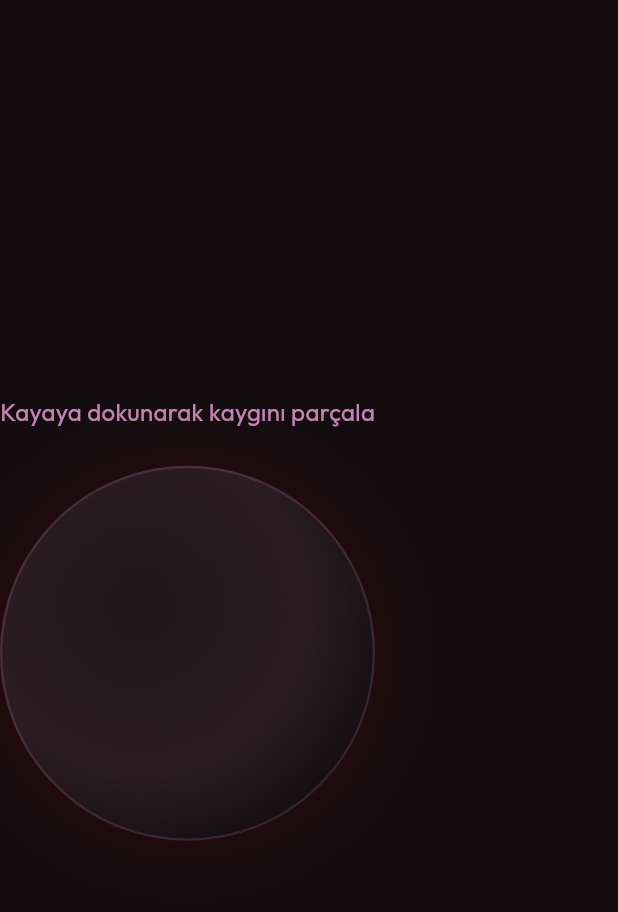
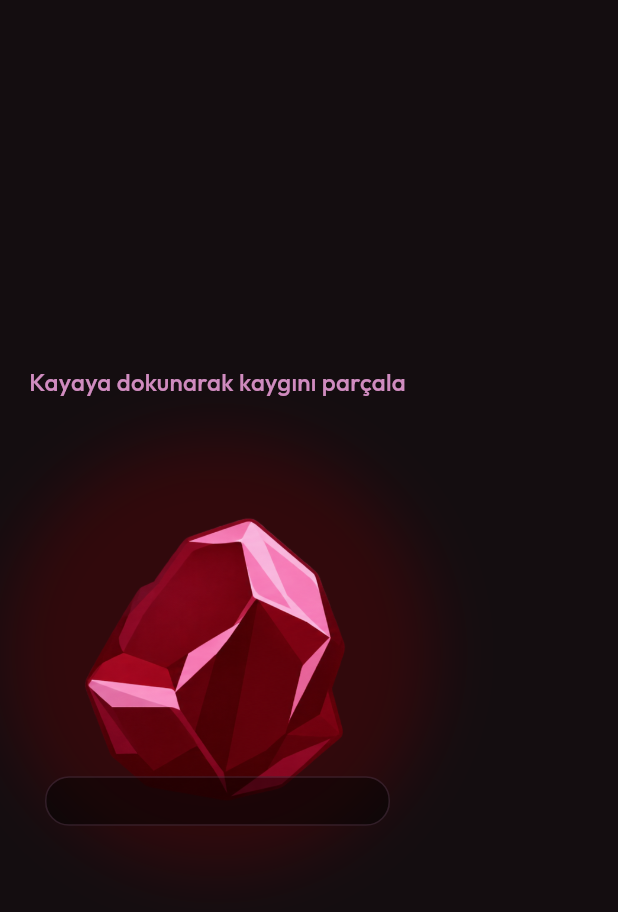
Before and after one commit to zehratuncer/Tranquilo, a Flutter app: the InteractiveRockWidget widget shown alone on an empty page, opened directly with empty values, on a phone screen of 412 x 824 dp. Shown: the top 912 px of the screen. Run offline on Flutter 3.47's test engine with Material 3 defaults, Android fonts, the phone set to English and light mode, and no system bars; drawn by our look-alikes of flutter_animate; our stand-ins replace flutter_riverpod, google_fonts, hive_flutter, supabase_flutter, vibration; accounts and stored records are empty.

Commit message:
feat: implement 4-stage rock breaking sprites with custom visual effects and hardware vibration

```diff
--- a/lib/features/session/widgets/interactive_rock_widget.dart
+++ b/lib/features/session/widgets/interactive_rock_widget.dart
@@ -1,8 +1,8 @@
 import 'package:flutter/material.dart';
 import 'package:flutter/services.dart';
 import 'package:flutter_animate/flutter_animate.dart';
+import 'package:vibration/vibration.dart';
 import '../../../core/theme/app_colors.dart';
-import 'crack_painter.dart';
 
 class InteractiveRockWidget extends StatefulWidget {
   final String worryText;
@@ -18,138 +18,211 @@ class InteractiveRockWidget extends StatefulWidget {
   State<InteractiveRockWidget> createState() => _InteractiveRockWidgetState();
 }
 
-class _InteractiveRockWidgetState extends State<InteractiveRockWidget> {
-  int _hitCount = 0;
-  static const int _maxHits = 4;
-  bool _isBroken = false;
+class _InteractiveRockWidgetState extends State<InteractiveRockWidget>
+    with SingleTickerProviderStateMixin {
+  /// Aşama 1: Sağlam Kaya (rock_stage_1)
+  /// Aşama 2: İlk Çatlak (rock_stage_2)
+  /// Aşama 3: Derin Kırılma (rock_stage_3)
+  /// Aşama 4: Parçalanma (rock_stage_4)
+  int _currentStage = 1;
+  bool _isFinalStageReached = false;
   double _scale = 1.0;
+  bool _showImpactFlash = false;
+
+  final List<String> _rockImages = [
+    'assets/images/rock_stage_1.png',
+    'assets/images/rock_stage_2.png',
+    'assets/images/rock_stage_3.png',
+    'assets/images/rock_stage_4.png',
+  ];
+
+  Future<void> _triggerVibration(int stage) async {
+    // 1. Standart Sistem Haptic Geri Bildirimi
+    if (stage == 4) {
+      HapticFeedback.heavyImpact();
+    } else {
+      HapticFeedback.mediumImpact();
+    }
+
+    // 2. Android Donanımsal Titreşim Motoru (Vibrator Service)
+    try {
+      final hasVibrator = await Vibration.hasVibrator();
+      if (hasVibrator == true) {
+        if (stage == 1 || stage == 2) {
+          Vibration.vibrate(duration: 45, amplitude: 140);
+        } else if (stage == 3) {
+          Vibration.vibrate(duration: 80, amplitude: 200);
+        } else if (stage == 4) {
+          // Son parçalanmada çift darbeli güçlü titreşim
+          Vibration.vibrate(pattern: [0, 90, 50, 150], intensities: [0, 220, 0, 255]);
+        }
+      }
+    } catch (_) {
+      // Donanım desteklemezse sessizce haptic ile devam eder
+    }
+  }
 
   void _onTapRock() {
-    if (_isBroken) return;
+    if (_isFinalStageReached) return;
 
-    // Dokunsal geri bildirim (Haptic Feedback)
-    HapticFeedback.mediumImpact();
+    final nextStage = _currentStage + 1;
+    _triggerVibration(nextStage);
 
     setState(() {
-      _hitCount++;
-      _scale = 0.94; // Vuruş esnasında hafif basılma efekti
+      _scale = 0.92;
+      _showImpactFlash = true;
+      _currentStage = nextStage;
     });
 
-    Future.delayed(const Duration(milliseconds: 90), () {
+    // Basılma ve parlama animasyonu sıfırlama
+    Future.delayed(const Duration(milliseconds: 120), () {
       if (mounted) {
-        setState(() => _scale = 1.0);
+        setState(() {
+          _scale = 1.0;
+          _showImpactFlash = false;
+        });
       }
     });
 
-    if (_hitCount >= _maxHits) {
-      setState(() => _isBroken = true);
-      HapticFeedback.heavyImpact();
-      Future.delayed(const Duration(milliseconds: 350), () {
-        widget.onRockBroken();
+    // Son aşamaya (Fotoğraf 4) ulaşıldığında kısa süre göster ve soru akışına geç
+    if (_currentStage >= 4) {
+      setState(() => _isFinalStageReached = true);
+      Future.delayed(const Duration(milliseconds: 650), () {
+        if (mounted) {
+          widget.onRockBroken();
+        }
       });
     }
   }
 
   @override
   Widget build(BuildContext context) {
+    final imageIndex = (_currentStage - 1).clamp(0, 3);
+    final remainingHits = 4 - _currentStage;
+
     return Column(
       mainAxisAlignment: MainAxisAlignment.center,
       children: [
         // Kullanıcıya dokunma yönlendirmesi
         AnimatedOpacity(
-          opacity: _isBroken ? 0.0 : 1.0,
+          opacity: _isFinalStageReached ? 0.0 : 1.0,
           duration: const Duration(milliseconds: 250),
           child: Padding(
             padding: const EdgeInsets.only(bottom: 24.0),
             child: Text(
-              _hitCount == 0
+              _currentStage == 1
                   ? 'Kayaya dokunarak kaygını parçala'
-                  : 'Dokunmaya devam et (${_maxHits - _hitCount})',
+                  : 'Dokunmaya devam et ($remainingHits)',
               style: TextStyle(
-                color: AppColors.pink.withValues(alpha: 0.8),
+                color: AppColors.pink.withValues(alpha: 0.85),
                 fontSize: 16,
+                fontWeight: FontWeight.w500,
                 letterSpacing: 0.2,
               ),
             ),
           ),
         ),
 
-        // Kaya ve Çatlak Animasyon Alanı
+        // Kaya ve Çatlama Efekti Alanı
         GestureDetector(
           onTap: _onTapRock,
           child: AnimatedScale(
             scale: _scale,
-            duration: const Duration(milliseconds: 90),
+            duration: const Duration(milliseconds: 110),
             curve: Curves.easeOutCubic,
             child: Stack(
               alignment: Alignment.center,
               children: [
-                // Kaya Gövdesi
+                // Arka plandaki derin pembe/bordo parlama (Glow)
                 Container(
-                  width: 250,
-                  height: 250,
+                  width: 280,
+                  height: 280,
                   decoration: BoxDecoration(
-                    color: AppColors.darkRock,
-                    borderRadius: BorderRadius.circular(125),
-                    gradient: RadialGradient(
-                      center: const Alignment(-0.25, -0.25),
-                      radius: 0.9,
-                      colors: [
-                        AppColors.darkSurface,
-                        AppColors.darkRock,
-                        Colors.black.withValues(alpha: 0.95),
-                      ],
-                    ),
+                    shape: BoxShape.circle,
                     boxShadow: [
                       BoxShadow(
-                        color: AppColors.burgundy.withValues(alpha: 0.25),
-                        blurRadius: 32,
-                        spreadRadius: 4,
+                        color: _showImpactFlash
+                            ? AppColors.pink.withValues(alpha: 0.55)
+                            : AppColors.burgundy.withValues(alpha: 0.3),
+                        blurRadius: _showImpactFlash ? 50 : 36,
+                        spreadRadius: _showImpactFlash ? 14 : 4,
                       ),
                     ],
-                    border: Border.all(
-                      color: AppColors.pink.withValues(alpha: 0.15),
-                      width: 1.5,
-                    ),
                   ),
-                  child: Center(
-                    child: Padding(
-                      padding: const EdgeInsets.all(28.0),
-                      child: Text(
-                        widget.worryText,
-                        textAlign: TextAlign.center,
-                        maxLines: 4,
-                        overflow: TextOverflow.ellipsis,
-                        style: TextStyle(
-                          color: AppColors.darkTextSecondary.withValues(alpha: 0.65),
-                          fontSize: 15,
-                          fontStyle: FontStyle.italic,
-                          height: 1.4,
+                ),
+
+                // Gerçek Kaya Görselleri Geçişi (Sprite Transition)
+                AnimatedSwitcher(
+                  duration: const Duration(milliseconds: 220),
+                  transitionBuilder: (child, animation) {
+                    return ScaleTransition(
+                      scale: Tween<double>(begin: 0.94, end: 1.0).animate(
+                        CurvedAnimation(parent: animation, curve: Curves.easeOutBack),
+                      ),
+                      child: FadeTransition(opacity: animation, child: child),
+                    );
+                  },
+                  child: Image.asset(
+                    _rockImages[imageIndex],
+                    key: ValueKey('rock_image_$imageIndex'),
+                    width: 290,
+                    height: 290,
+                    fit: BoxFit.contain,
+                  ),
+                ),
+
+                // Vuruş Anındaki Işık / Darbe Efekti
+                if (_showImpactFlash)
+                  Positioned.fill(
+                    child: Container(
+                      decoration: BoxDecoration(
+                        shape: BoxShape.circle,
+                        gradient: RadialGradient(
+                          colors: [
+                            Colors.white.withValues(alpha: 0.45),
+                            AppColors.pink.withValues(alpha: 0.2),
+                            Colors.transparent,
+                          ],
                         ),
                       ),
                     ),
                   ),
-                ),
 
-                // Çatlaklar Katmanı
-                SizedBox(
-                  width: 250,
-                  height: 250,
-                  child: CustomPaint(
-                    painter: CrackPainter(
-                      hitCount: _hitCount,
-                      crackColor: AppColors.pink.withValues(alpha: 0.85),
+                // Kaygının sembolik metni (Kayanın merkezinde)
+                if (_currentStage < 4)
+                  Positioned(
+                    bottom: 30,
+                    child: Container(
+                      width: 230,
+                      padding: const EdgeInsets.symmetric(horizontal: 14, vertical: 6),
+                      decoration: BoxDecoration(
+                        color: Colors.black.withValues(alpha: 0.45),
+                        borderRadius: BorderRadius.circular(16),
+                        border: Border.all(
+                          color: AppColors.pink.withValues(alpha: 0.15),
+                        ),
+                      ),
+                      child: Text(
+                        widget.worryText,
+                        textAlign: TextAlign.center,
+                        maxLines: 2,
+                        overflow: TextOverflow.ellipsis,
+                        style: TextStyle(
+                          color: AppColors.darkTextPrimary.withValues(alpha: 0.85),
+                          fontSize: 13,
+                          fontStyle: FontStyle.italic,
+                        ),
+                      ),
                     ),
                   ),
-                ),
               ],
             ),
           ),
         )
-            .animate(target: _isBroken ? 1 : 0)
-            .shake(duration: 350.ms, hz: 6)
-            .scaleXY(end: 1.15, duration: 250.ms)
-            .fadeOut(duration: 250.ms),
+            .animate(target: _isFinalStageReached ? 1 : 0)
+            .shake(duration: 400.ms, hz: 7)
+            .scaleXY(end: 1.08, duration: 300.ms)
+            .fadeOut(duration: 350.ms),
       ],
     );
   }
--- a/pubspec.yaml
+++ b/pubspec.yaml
@@ -42,6 +42,7 @@ dependencies:
   flutter_animate: ^4.5.2
   haptic_feedback: ^0.6.5
   url_launcher: ^6.3.3
+  vibration: ^3.2.1
 
 dev_dependencies:
   flutter_test:
@@ -65,6 +66,10 @@ flutter:
   # included with your application, so that you can use the icons in
   # the material Icons class.
   uses-material-design: true
+
+  assets:
+    - assets/images/
+    - assets/icon/
 
   # To add assets to your application, add an assets section, like this:
   # assets:
```
Also changed, not shown: assets/images/rock_stage_1.png (added), assets/images/rock_stage_2.png (added), assets/images/rock_stage_3.png (added), assets/images/rock_stage_4.png (added), pubspec.lock, 2 other files.
